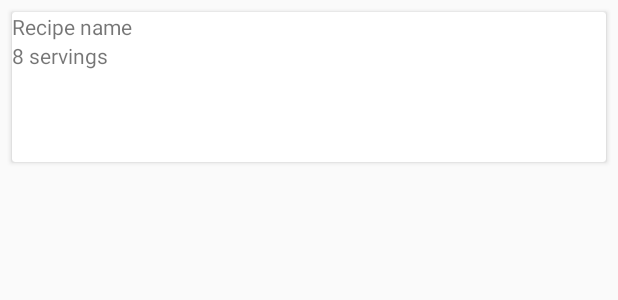
After one commit to sbaltazar/pemu-cooking, an Android app: the layout item_recipe.xml on its own in the app's theme, with its tools: preview values and no code run, on a phone screen of 412 x 824 dp. The commit adds this screen. Shown: the top 300 px of the screen. Run offline under Robolectric (Android 15) with nearby library versions, the phone set to English and light mode, and no system bars.

Commit message:
feat: Recipes are fetched from URL and shown within cardviews

```diff
--- a/app/src/main/java/com/sbaltazar/pemu_cooking/data/models/Ingredient.java
+++ b/app/src/main/java/com/sbaltazar/pemu_cooking/data/models/Ingredient.java
@@ -1,9 +1,13 @@
 package com.sbaltazar.pemu_cooking.data.models;
+
+import com.google.gson.annotations.SerializedName;
 
 public class Ingredient {
 
     private double quantity;
+    @SerializedName("measure")
     private MeasureType measureType;
+    @SerializedName("ingredient")
     private String name;
 
     public Ingredient(double quantity, MeasureType measureType, String name) {
--- /dev/null
+++ b/app/src/main/res/layout/item_recipe.xml
@@ -0,0 +1,37 @@
+<?xml version="1.0" encoding="utf-8"?>
+<layout xmlns:android="http://schemas.android.com/apk/res/android"
+    xmlns:app="http://schemas.android.com/apk/res-auto"
+    xmlns:tools="http://schemas.android.com/tools">
+
+    <androidx.cardview.widget.CardView
+        android:layout_width="match_parent"
+        android:layout_height="100dp"
+        android:layout_marginStart="8dp"
+        android:layout_marginTop="8dp"
+        android:layout_marginEnd="8dp">
+
+        <androidx.constraintlayout.widget.ConstraintLayout
+            android:layout_width="match_parent"
+            android:layout_height="match_parent">
+
+            <TextView
+                android:id="@+id/tv_recipe_name"
+                android:layout_width="wrap_content"
+                android:layout_height="wrap_content"
+                app:layout_constraintStart_toStartOf="parent"
+                app:layout_constraintTop_toTopOf="parent"
+                tools:text="Recipe name" />
+
+            <TextView
+                android:id="@+id/tv_recipe_servings"
+                android:layout_width="wrap_content"
+                android:layout_height="wrap_content"
+                app:layout_constraintStart_toStartOf="@id/tv_recipe_name"
+                app:layout_constraintTop_toBottomOf="@id/tv_recipe_name"
+                tools:text="8 servings" />
+
+        </androidx.constraintlayout.widget.ConstraintLayout>
+
+    </androidx.cardview.widget.CardView>
+
+</layout>
--- a/build.gradle
+++ b/build.gradle
@@ -7,7 +7,7 @@ buildscript {
 
     }
     dependencies {
-        classpath 'com.android.tools.build:gradle:3.4.0'
+        classpath 'com.android.tools.build:gradle:3.4.1'
 
         // NOTE: Do not place your application dependencies here; they belong
         // in the individual module build.gradle files
```
Also changed, not shown: app/src/main/AndroidManifest.xml (+6 -2 lines), app/src/main/java/com/sbaltazar/pemu_cooking/MainActivity.java (deleted, +0 -14 lines), app/src/main/java/com/sbaltazar/pemu_cooking/data/models/CookingStep.java (+9 -2 lines), app/src/main/java/com/sbaltazar/pemu_cooking/data/models/Recipe.java (+55 -1 lines), app/src/main/java/com/sbaltazar/pemu_cooking/data/models/RecipeViewModel.java (added, +50 -0 lines), app/src/main/java/com/sbaltazar/pemu_cooking/network/NetworkUtils.java (added, +18 -0 lines), app/src/main/java/com/sbaltazar/pemu_cooking/network/RecipeService.java (added, +14 -0 lines), app/src/main/java/com/sbaltazar/pemu_cooking/ui/MainActivity.java (added, +48 -0 lines), app/src/main/java/com/sbaltazar/pemu_cooking/ui/RecipeAdapter.java (added, +68 -0 lines), app/src/main/res/layout/activity_main.xml (+13 -3 lines).
